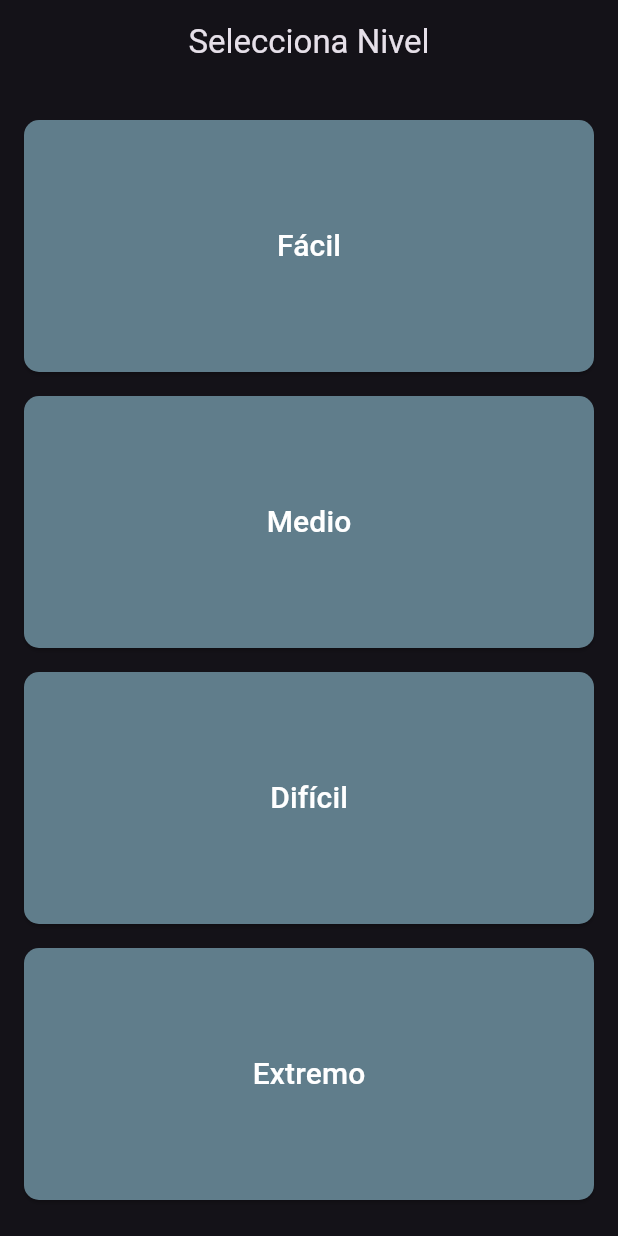
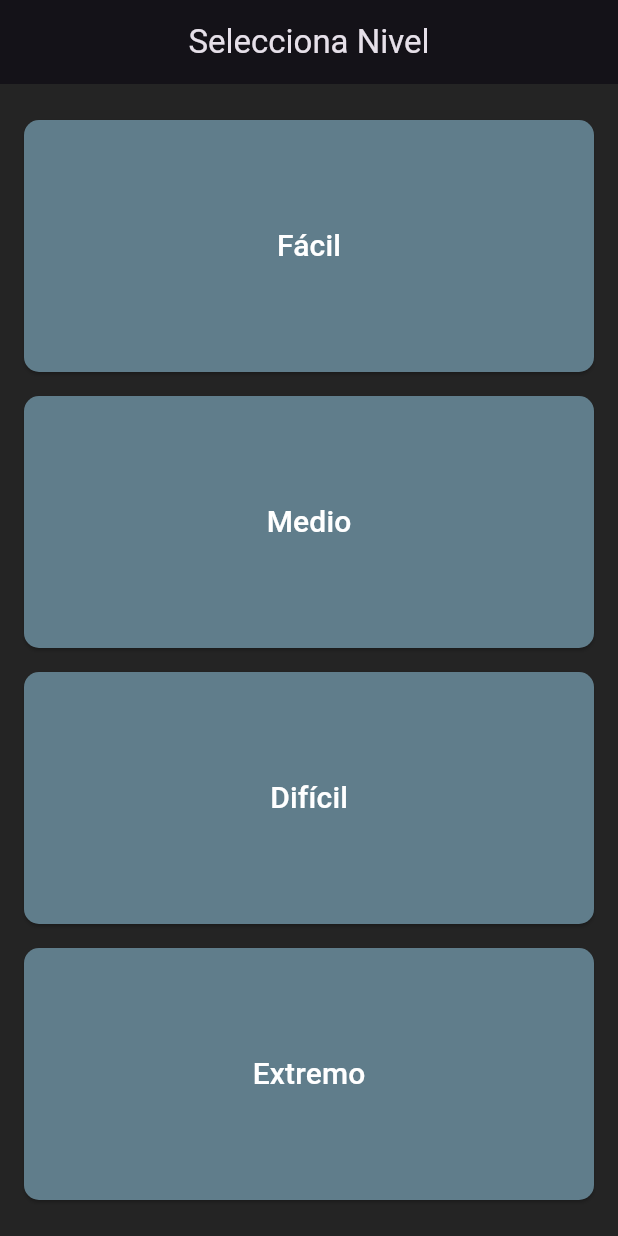
Before and after one commit to JJCD17/Color-Link, a Flutter app: the screen it shows after launch, on a phone screen of 412 x 824 dp. Run offline on Flutter 3.47's test engine with Material 3 defaults, Android fonts, the phone set to English and light mode, and no system bars.

Commit message:
se cambial el tema del menu

```diff
--- a/lib/main.dart
+++ b/lib/main.dart
@@ -11,7 +11,9 @@ class MyApp extends StatelessWidget {
   Widget build(BuildContext context) {
     return MaterialApp(
       title: 'PUZZLE COLOR',
-      theme: ThemeData.dark(),
+      theme: ThemeData.dark().copyWith(
+        scaffoldBackgroundColor: const Color.fromARGB(255, 36, 36, 36),
+      ),
       home: const MenuScreen(),
       debugShowCheckedModeBanner: false,
     );
```
